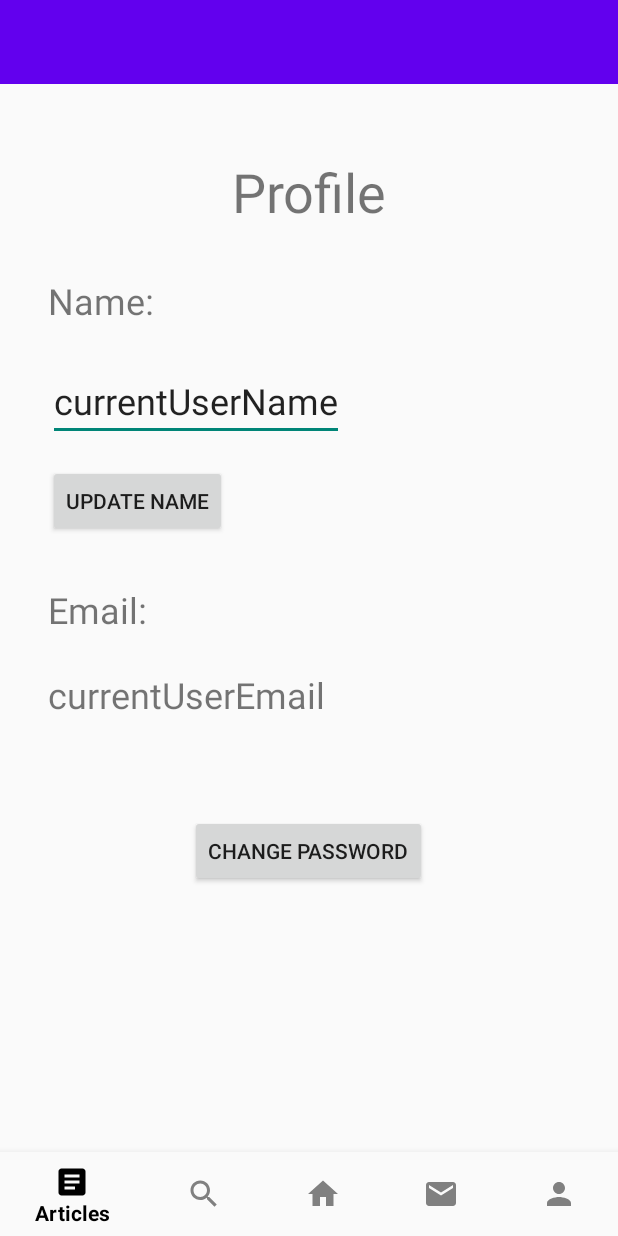
After one commit to CSCI-152/Adoptr, an Android app: the layout profile_activity.xml on its own in the app's theme, with its tools: preview values and no code run, on a phone screen of 412 x 824 dp. The commit adds this screen. Run offline under Robolectric (Android 15) with nearby library versions, the phone set to English and light mode, and no system bars.

Commit message:
Basic Profile Layout and stuff

```diff
--- /dev/null
+++ b/app/src/main/java/com/example/adoptrapp/UserProfileActivity.kt
@@ -0,0 +1,56 @@
+package com.example.adoptrapp
+
+import android.os.Bundle
+import android.view.View
+import android.widget.EditText
+import androidx.appcompat.app.AppCompatActivity
+import com.google.firebase.auth.AuthCredential
+import com.google.firebase.auth.FirebaseAuth
+import com.google.firebase.firestore.FirebaseFirestore
+import com.google.firebase.firestore.ktx.toObject
+
+class UserProfileActivity : AppCompatActivity(), View.OnClickListener  {
+
+    private val db = FirebaseFirestore.getInstance()
+
+    override fun onCreate(savedInstanceState: Bundle?){
+        super.onCreate(savedInstanceState)
+        setContentView(R.layout.profile_activity)
+
+
+    }
+
+
+    override fun onClick(v: View?) {
+        when (v?.id){
+            R.id.profileChangeNameButton -> {
+                // makes a prompt popup with current user name then saves as
+                // the submitted name as the new name
+
+
+            }
+            R.id.profileChangePassButton -> {
+
+            }
+        }
+    }
+
+    private fun updateName(): Boolean {
+        if (FirebaseAuth.getInstance().currentUser != null){
+            val user = db.collection("users")
+                    .document(FirebaseAuth.getInstance().currentUser.uid).get().addOnSuccessListener {
+                        documentSnapshot ->
+                        findViewById<EditText>(R.id.currentUserEmail).text = (documentSnapshot.toObject<ClassUser>()).fullName
+                    }
+            return true
+        }
+        // if the user isn't signed in return a failed signal
+        return false
+    }
+
+    private fun changePassword(): Boolean{
+        if (FirebaseAuth.getInstance().currentUser != null) {
+            AuthCredential cred = email
+        }
+    }
+}
--- /dev/null
+++ b/app/src/main/res/layout/profile_activity.xml
@@ -0,0 +1,161 @@
+<?xml version="1.0" encoding="utf-8"?>
+<!--
+This makes the drawer button in the topleft
+-->
+<androidx.drawerlayout.widget.DrawerLayout
+    xmlns:android="http://schemas.android.com/apk/res/android"
+    xmlns:app="http://schemas.android.com/apk/res-auto"
+    xmlns:tools="http://schemas.android.com/tools"
+    android:layout_width="match_parent"
+    android:layout_height="match_parent"
+    tools:context=".UserProfileActivity"
+    android:id="@+id/drawer_layout"
+    android:fitsSystemWindows="true">
+
+    <!--
+    Contents that should appear on the page should be in the ConstraintLayout tag
+    -->
+    <androidx.constraintlayout.widget.ConstraintLayout
+        android:layout_width="match_parent"
+        android:layout_height="match_parent" >
+
+        <Button
+            android:id="@+id/profileChangeNameButton"
+            android:layout_width="wrap_content"
+            android:layout_height="wrap_content"
+            android:layout_marginStart="32dp"
+            android:layout_marginLeft="32dp"
+            android:layout_marginTop="16dp"
+            android:text="@string/button_update_name"
+            app:layout_constraintBottom_toBottomOf="parent"
+            app:layout_constraintEnd_toEndOf="parent"
+            app:layout_constraintHorizontal_bias="0.0"
+            app:layout_constraintStart_toStartOf="parent"
+            app:layout_constraintTop_toBottomOf="@+id/currentUserName"
+            app:layout_constraintVertical_bias="0.0" />
+
+        <Button
+            android:id="@+id/profileChangePassButton"
+            android:layout_width="wrap_content"
+            android:layout_height="wrap_content"
+            android:layout_marginTop="64dp"
+            android:text="@string/button_change_password"
+            app:layout_constraintBottom_toBottomOf="parent"
+            app:layout_constraintEnd_toEndOf="parent"
+            app:layout_constraintHorizontal_bias="0.498"
+            app:layout_constraintStart_toStartOf="parent"
+            app:layout_constraintTop_toBottomOf="@+id/currentUserEmail"
+            app:layout_constraintVertical_bias="0.0" />
+
+        <include
+            android:id="@+id/include"
+            layout="@layout/toolbar_layout" />
+
+        <!--
+        This creates the bottom navigation bar
+        -->
+        <com.google.android.material.bottomnavigation.BottomNavigationView
+            android:id="@+id/navBottom_menu"
+            android:layout_width="match_parent"
+            android:layout_height="wrap_content"
+            android:layout_alignParentBottom="true"
+            android:background="?android:attr/windowBackground"
+            app:layout_constraintBottom_toBottomOf="parent"
+            app:layout_constraintEnd_toEndOf="parent"
+            app:layout_constraintStart_toStartOf="parent"
+            app:menu="@menu/bottom_menu"
+            app:itemTextColor="@color/nav_bottom_color"
+            app:itemIconTint="@color/nav_bottom_color"/>
+
+        <EditText
+            android:id="@+id/currentUserName"
+            android:layout_width="wrap_content"
+            android:layout_height="wrap_content"
+            android:layout_marginStart="32dp"
+            android:layout_marginLeft="32dp"
+            android:layout_marginTop="24dp"
+            android:text="@string/profile_currentUserName"
+            android:textSize="24sp"
+            app:layout_constraintBottom_toBottomOf="parent"
+            app:layout_constraintEnd_toEndOf="parent"
+            app:layout_constraintHorizontal_bias="0.0"
+            app:layout_constraintStart_toStartOf="parent"
+            app:layout_constraintTop_toBottomOf="@+id/userNameHeader"
+            app:layout_constraintVertical_bias="0.0" />
+
+        <TextView
+            android:id="@+id/userNameHeader"
+            android:layout_width="wrap_content"
+            android:layout_height="wrap_content"
+            android:layout_marginStart="32dp"
+            android:layout_marginLeft="32dp"
+            android:layout_marginTop="32dp"
+            android:text="@string/profile_nameHeaderText"
+            android:textSize="24sp"
+            app:layout_constraintBottom_toBottomOf="parent"
+            app:layout_constraintEnd_toEndOf="parent"
+            app:layout_constraintHorizontal_bias="0.0"
+            app:layout_constraintStart_toStartOf="parent"
+            app:layout_constraintTop_toBottomOf="@+id/profileHeader"
+            app:layout_constraintVertical_bias="0.0" />
+
+        <TextView
+            android:id="@+id/profileHeader"
+            android:layout_width="wrap_content"
+            android:layout_height="wrap_content"
+            android:text="@string/profile_pageHeaderText"
+            android:textSize="36sp"
+            app:layout_constraintBottom_toBottomOf="parent"
+            app:layout_constraintEnd_toEndOf="parent"
+            app:layout_constraintStart_toStartOf="parent"
+            app:layout_constraintTop_toBottomOf="@+id/include"
+            app:layout_constraintVertical_bias="0.066" />
+
+        <TextView
+            android:id="@+id/currentUserEmail"
+            android:layout_width="wrap_content"
+            android:layout_height="wrap_content"
+            android:layout_marginStart="32dp"
+            android:layout_marginLeft="32dp"
+            android:layout_marginTop="24dp"
+            android:text="@string/profile_currentUserEmail"
+            android:textSize="24sp"
+            app:layout_constraintBottom_toBottomOf="parent"
+            app:layout_constraintEnd_toEndOf="parent"
+            app:layout_constraintHorizontal_bias="0.0"
+            app:layout_constraintLeft_toLeftOf="parent"
+            app:layout_constraintRight_toRightOf="parent"
+            app:layout_constraintStart_toStartOf="parent"
+            app:layout_constraintTop_toBottomOf="@+id/userEmailHeader"
+            app:layout_constraintVertical_bias="0.0" />
+
+        <TextView
+            android:id="@+id/userEmailHeader"
+            android:layout_width="wrap_content"
+            android:layout_height="wrap_content"
+            android:layout_marginStart="32dp"
+            android:layout_marginLeft="32dp"
+            android:layout_marginTop="32dp"
+            android:text="@string/profile_emailHeaderText"
+            android:textSize="24sp"
+            app:layout_constraintBottom_toBottomOf="parent"
+            app:layout_constraintEnd_toEndOf="parent"
+            app:layout_constraintHorizontal_bias="0.0"
+            app:layout_constraintLeft_toLeftOf="parent"
+            app:layout_constraintRight_toRightOf="parent"
+            app:layout_constraintStart_toStartOf="parent"
+            app:layout_constraintTop_toBottomOf="@+id/profileChangeNameButton"
+            app:layout_constraintVertical_bias="0.0" />
+
+
+    </androidx.constraintlayout.widget.ConstraintLayout>
+
+    <com.google.android.material.navigation.NavigationView
+        android:layout_width="wrap_content"
+        android:layout_height="match_parent"
+        android:id="@+id/navigationView"
+        android:layout_gravity="start"
+        android:fitsSystemWindows="true"
+        app:menu="@menu/drawer_menu" />
+
+</androidx.drawerlayout.widget.DrawerLayout>
--- a/app/src/main/res/values/strings.xml
+++ b/app/src/main/res/values/strings.xml
@@ -22,5 +22,12 @@
     <string name="navBottom_articles">Articles</string>
     <string name="navDrawer_createListing">Create Listing</string>
     <string name="navDrawer_signout">Sign Out</string>
+    <string name="button_update_name">Update Name</string>
+    <string name="button_change_password">Change Password</string>
+    <string name="profile_currentUserName">currentUserName</string>
+    <string name="profile_nameHeaderText">Name:</string>
+    <string name="profile_pageHeaderText">Profile</string>
+    <string name="profile_currentUserEmail">currentUserEmail</string>
+    <string name="profile_emailHeaderText">Email:</string>
 
 </resources>
```
